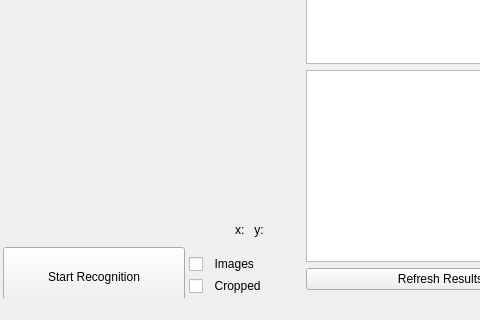
Old version of the form motion-detection/qt_region_app/region_app/mainwindow.ui in the repository GrabMotion/motion; both pictures show x 384 to 864 and y 315 to 635 of the 981 by 635 pixel window.
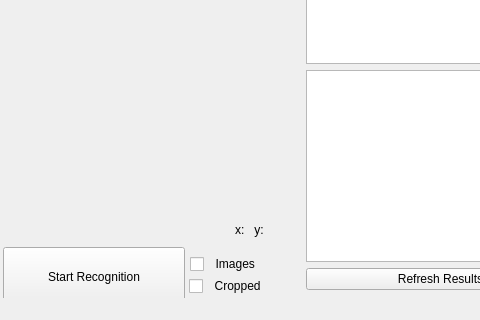
New version of the form. Custom widgets are drawn as their Qt base class.

Commit message: remiainings tag v1.0.0 alpha

Diff of the .ui file:
```diff
--- a/motion-detection/qt_region_app/region_app/mainwindow.ui
+++ b/motion-detection/qt_region_app/region_app/mainwindow.ui
@@ -347,7 +347,7 @@
    <widget class="QCheckBox" name="rec_with_images">
     <property name="geometry">
      <rect>
-      <x>573</x>
+      <x>574</x>
       <y>533</y>
       <width>101</width>
       <height>20</height>
```
The commit also changes 1 other file.
